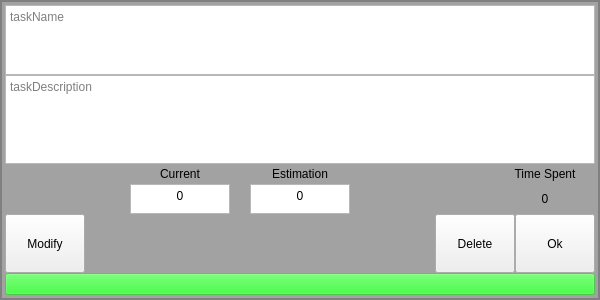
TheVipek/PomoPeak, file PomoPeak/taskQT.ui: the form before one commit.
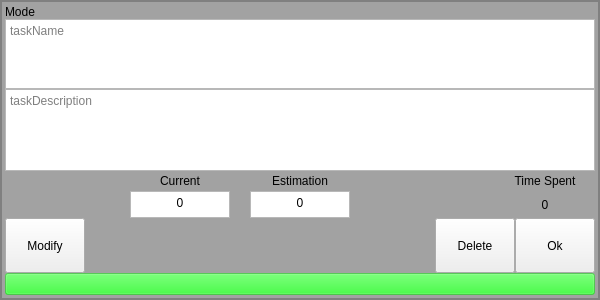
The form after the commit.

Commit message: added visual representation of in what task mode user is

```diff
--- a/PomoPeak/taskQT.ui
+++ b/PomoPeak/taskQT.ui
@@ -34,7 +34,7 @@
 	border-width:2px;
 }</string>
   </property>
-  <layout class="QVBoxLayout" name="verticalLayout" stretch="1,3,0,1,2,0">
+  <layout class="QVBoxLayout" name="verticalLayout" stretch="0,1,3,0,1,2,0">
    <property name="spacing">
     <number>0</number>
    </property>
@@ -50,6 +50,13 @@
    <property name="bottomMargin">
     <number>5</number>
    </property>
+   <item>
+    <widget class="QLabel" name="modeLabel">
+     <property name="text">
+      <string>Mode</string>
+     </property>
+    </widget>
+   </item>
    <item>
     <widget class="QTextEdit" name="taskName">
      <property name="placeholderText">
```
The commit also changes 2 other files.
